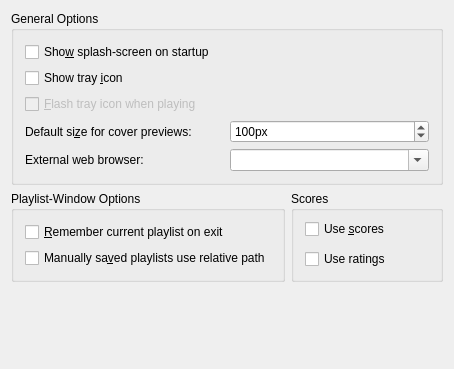
The window that src/configdialog/dialogs/GeneralConfig.ui (KDE/amarok) describes before a commit, drawn with Qt 5.
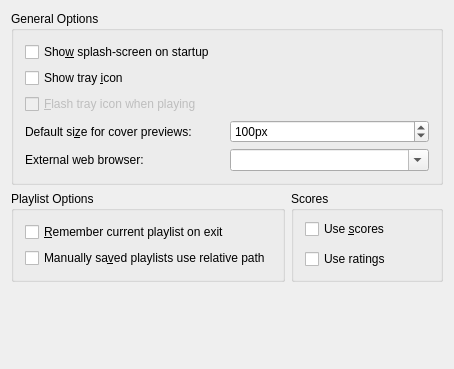
The same window after the commit.

Commit message: s/Playlist-Window Options/Playlist Options

```diff
--- a/src/configdialog/dialogs/GeneralConfig.ui
+++ b/src/configdialog/dialogs/GeneralConfig.ui
@@ -127,7 +127,7 @@
      <item>
       <widget class="QGroupBox" name="groupBox2" >
        <property name="title" >
-        <string>Playlist-Window Options</string>
+        <string>Playlist Options</string>
        </property>
        <layout class="QGridLayout" >
         <item row="0" column="0" >
```
Left out of the diff: 2 changed lines with no effect on the pictures.
